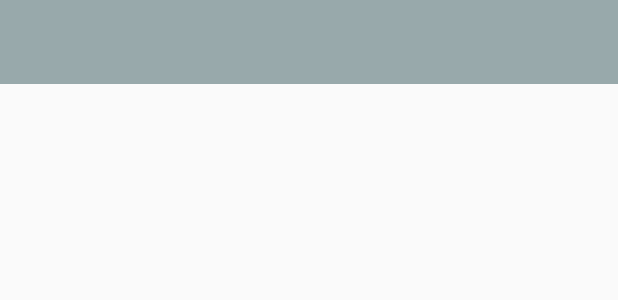
After one commit to FLF69740/Projet-8-OC, an Android app: the layout toolbar.xml on its own in the app's theme, with its tools: preview values and no code run, on a phone screen of 412 x 824 dp. The commit adds this screen. Shown: the top 300 px of the screen. Run offline under Robolectric (Android 15) with nearby library versions, the phone set to English and light mode, and no system bars.

Commit message:
toolbar and icons xml files creation

```diff
--- /dev/null
+++ b/app/src/main/res/layout/toolbar.xml
@@ -0,0 +1,8 @@
+<?xml version="1.0" encoding="utf-8"?>
+<android.support.v7.widget.Toolbar
+    xmlns:android="http://schemas.android.com/apk/res/android"
+    android:id="@+id/toolbar"
+    android:minHeight="?attr/actionBarSize"
+    android:layout_width="match_parent"
+    android:layout_height="wrap_content"
+    android:background="?attr/colorPrimary"/>
--- a/app/src/main/res/values/colors.xml
+++ b/app/src/main/res/values/colors.xml
@@ -1,6 +1,6 @@
 <?xml version="1.0" encoding="utf-8"?>
 <resources>
-    <color name="colorPrimary">#3F51B5</color>
-    <color name="colorPrimaryDark">#303F9F</color>
+    <color name="colorPrimary">#98A9AB</color>
+    <color name="colorPrimaryDark">#798788</color>
     <color name="colorAccent">#FF4081</color>
 </resources>
--- a/app/src/main/res/values/styles.xml
+++ b/app/src/main/res/values/styles.xml
@@ -1,7 +1,7 @@
 <resources>
 
     <!-- Base application theme. -->
-    <style name="AppTheme" parent="Theme.AppCompat.Light.DarkActionBar">
+    <style name="AppTheme" parent="Theme.AppCompat.Light.NoActionBar">
         <!-- Customize your theme here. -->
         <item name="colorPrimary">@color/colorPrimary</item>
         <item name="colorPrimaryDark">@color/colorPrimaryDark</item>
```
Also changed, not shown: app/src/main/res/menu/menu_toolbar.xml (added, +21 -0 lines), app/src/main/res/mipmap-hdpi/baseline_add_white_24.png (added), app/src/main/res/mipmap-hdpi/baseline_create_white_24.png (added), app/src/main/res/mipmap-hdpi/baseline_search_white_24.png (added), app/src/main/res/mipmap-mdpi/baseline_add_white_24.png (added), app/src/main/res/mipmap-mdpi/baseline_create_white_24.png (added), app/src/main/res/mipmap-mdpi/baseline_search_white_24.png (added), app/src/main/res/mipmap-xhdpi/baseline_add_white_24.png (added), app/src/main/res/mipmap-xhdpi/baseline_create_white_24.png (added), app/src/main/res/mipmap-xhdpi/baseline_search_white_24.png (added), app/src/main/res/mipmap-xxhdpi/baseline_add_white_24.png (added), app/src/main/res/mipmap-xxhdpi/baseline_create_white_24.png (added), app/src/main/res/mipmap-xxhdpi/baseline_search_white_24.png (added), app/src/main/res/mipmap-xxxhdpi/baseline_add_white_24.png (added), 2 more files.
